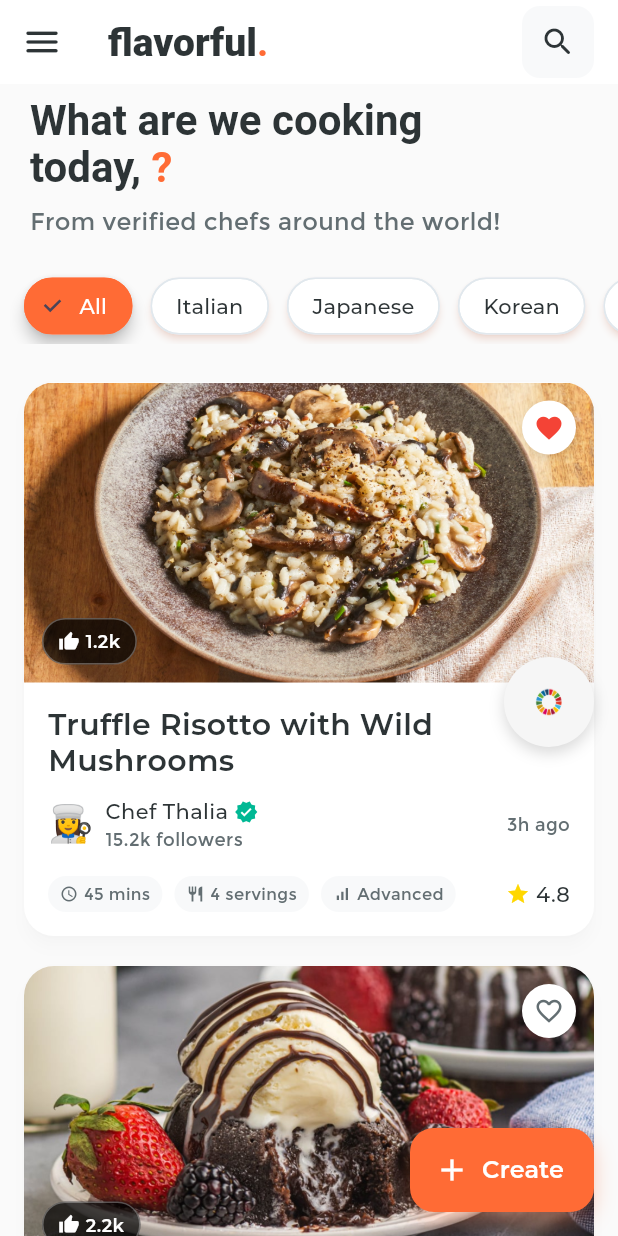
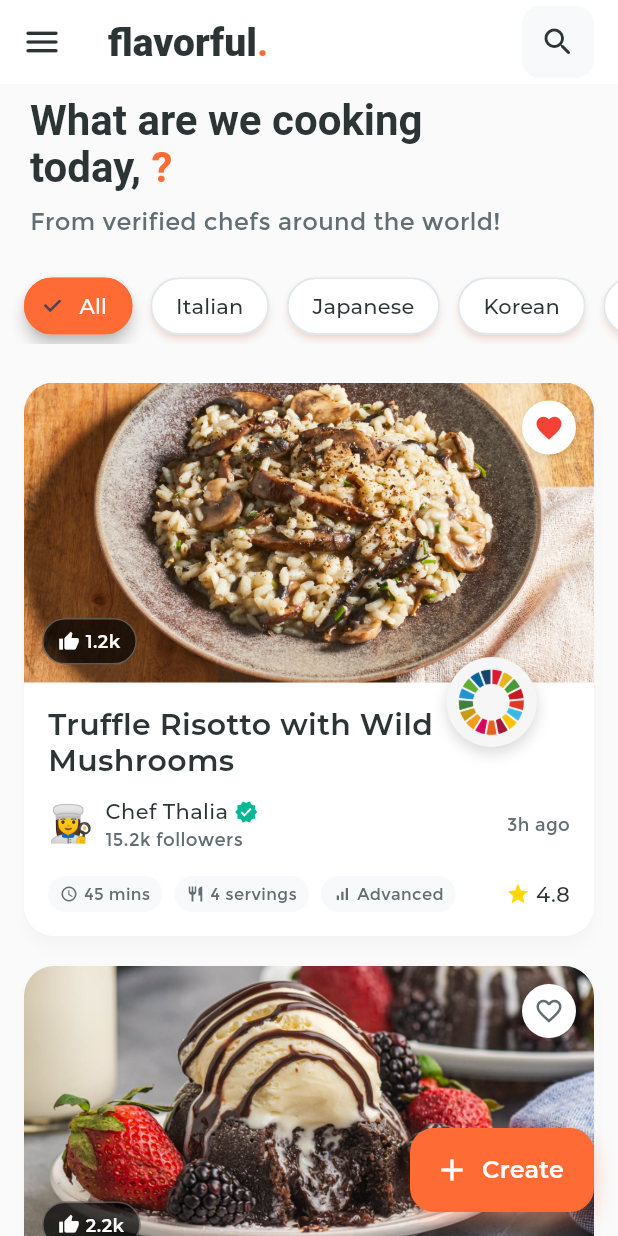
Before and after one commit to ailadonayre/Flavorful-App, a Flutter app: the HomeScreen screen opened directly, after a tap on the "menu" icon, on a phone screen of 412 x 824 dp. Run offline on Flutter 3.47's test engine with Material 3 defaults, Android fonts, the phone set to English and light mode, and no system bars; our stand-ins replace cloud_firestore, firebase_auth, firebase_core, flutter_dotenv, shared_preferences; accounts and stored records are empty; project files that could hold a hidden picture were left out.

Commit message:
Update UI Design

```diff
--- a/lib/screens/auth/register_screen.dart
+++ b/lib/screens/auth/register_screen.dart
@@ -2,7 +2,6 @@ import 'package:flutter/material.dart';
 import '../../config/app_theme.dart';
 import '../../services/auth_service.dart';
 import '../../helpers/validators.dart';
-import '../home_screen.dart';
 import 'login_screen.dart';
 
 class RegisterScreen extends StatefulWidget {
@@ -244,7 +243,7 @@ class _RegisterScreenState extends State<RegisterScreen> {
           TextButton(
             onPressed: () {
               Navigator.of(context).pop();
-              _navigateToLogin(); // Changed from _navigateToHome
+              _navigateToLogin();
             },
             child: Text(
               'Continue to Login',
--- a/lib/screens/home_screen.dart
+++ b/lib/screens/home_screen.dart
@@ -287,7 +287,8 @@ class HomeScreenState extends State<HomeScreen> with TickerProviderStateMixin {
                     ),
                     const TextSpan(
                       text: '?',
-                      style: TextStyle(color: AppColors.primary),
+                      style: TextStyle(color: AppColors.primary,
+                      fontWeight: FontWeight.w700,),
                     ),
                   ],
                 ),
--- a/lib/widgets/assistive_touch.dart
+++ b/lib/widgets/assistive_touch.dart
@@ -3,8 +3,6 @@ import 'package:shared_preferences/shared_preferences.dart';
 import '../config/app_theme.dart';
 import 'sdg_popup.dart';
 
-/// AssistiveTouch-like floating button that can be dragged vertically
-/// along the right edge of the screen. Persists position using SharedPreferences.
 class AssistiveTouch extends StatefulWidget {
   const AssistiveTouch({Key? key}) : super(key: key);
 
@@ -13,11 +11,13 @@ class AssistiveTouch extends StatefulWidget {
 }
 
 class _AssistiveTouchState extends State<AssistiveTouch> {
-  static const String _positionKey = 'assistive_touch_offset';
+  static const String _positionXKey = 'assistive_touch_x';
+  static const String _positionYKey = 'assistive_touch_y';
   static const double _buttonSize = 60.0;
-  static const double _rightOffset = 16.0;
+  static const double _edgePadding = 2.0;
 
-  double _verticalPosition = 0.5; // Fraction of screen height (0.0 to 1.0)
+  double _xPosition = 0.85;
+  double _yPosition = 0.5;
   bool _isPressed = false;
 
   @override
@@ -26,24 +26,25 @@ class _AssistiveTouchState extends State<AssistiveTouch> {
     _loadPosition();
   }
 
-  /// Load saved vertical position from SharedPreferences
   Future<void> _loadPosition() async {
     final prefs = await SharedPreferences.getInstance();
-    final savedPosition = prefs.getDouble(_positionKey);
-    if (savedPosition != null && mounted) {
+    final savedX = prefs.getDouble(_positionXKey);
+    final savedY = prefs.getDouble(_positionYKey);
+
+    if (savedX != null && savedY != null && mounted) {
       setState(() {
-        _verticalPosition = savedPosition;
+        _xPosition = savedX;
+        _yPosition = savedY;
       });
     }
   }
 
-  /// Save vertical position to SharedPreferences
-  Future<void> _savePosition(double position) async {
+  Future<void> _savePosition() async {
     final prefs = await SharedPreferences.getInstance();
-    await prefs.setDouble(_positionKey, position);
+    await prefs.setDouble(_positionXKey, _xPosition);
+    await prefs.setDouble(_positionYKey, _yPosition);
   }
 
-  /// Show the SDG popup when button is tapped
   void _showSDGPopup() {
     showDialog(
       context: context,
@@ -52,19 +53,31 @@ class _AssistiveTouchState extends State<AssistiveTouch> {
     );
   }
 
+  void _snapToEdge() {
+    setState(() {
+      if (_xPosition < 0.5) {
+        _xPosition = 0.0;
+      } else {
+        _xPosition = 1.0;
+      }
+    });
+    _savePosition();
+  }
+
   @override
   Widget build(BuildContext context) {
-    final screenHeight = MediaQuery.of(context).size.height;
-    final safeAreaTop = MediaQuery.of(context).padding.top;
-    final safeAreaBottom = MediaQuery.of(context).padding.bottom;
-    final availableHeight = screenHeight - safeAreaTop - safeAreaBottom - _buttonSize;
+    final size = MediaQuery.of(context).size;
+    final padding = MediaQuery.of(context).padding;
 
-    // Calculate actual top position based on fraction
-    final topPosition = safeAreaTop + (_verticalPosition * availableHeight);
+    final availableWidth = size.width - _buttonSize - (_edgePadding * 2);
+    final availableHeight = size.height - padding.top - padding.bottom - _buttonSize - (_edgePadding * 2);
+
+    final left = _edgePadding + (_xPosition * availableWidth);
+    final top = padding.top + _edgePadding + (_yPosition * availableHeight);
 
     return Positioned(
-      right: _rightOffset,
-      top: topPosition,
+      left: left,
+      top: top,
       child: GestureDetector(
         onTap: _showSDGPopup,
         onPanStart: (_) {
@@ -74,21 +87,35 @@ class _AssistiveTouchState extends State<AssistiveTouch> {
         },
         onPanUpdate: (details) {
           setState(() {
-            // Calculate new position as fraction
-            final newTop = topPosition + details.delta.dy;
-            final clampedTop = newTop.clamp(safeAreaTop, screenHeight - safeAreaBottom - _buttonSize);
-            _verticalPosition = (clampedTop - safeAreaTop) / availableHeight;
+            final newLeft = left + details.delta.dx;
+            final newTop = top + details.delta.dy;
+
+            final clampedLeft = newLeft.clamp(
+              _edgePadding,
+              size.width - _buttonSize - _edgePadding,
+            );
+            final clampedTop = newTop.clamp(
+              padding.top + _edgePadding,
+              size.height - padding.bottom - _buttonSize - _edgePadding,
+            );
+
+            _xPosition = (clampedLeft - _edgePadding) / availableWidth;
+            _yPosition = (clampedTop - padding.top - _edgePadding) / availableHeight;
           });
         },
         onPanEnd: (_) {
           setState(() {
             _isPressed = false;
           });
-          _savePosition(_verticalPosition);
+          _snapToEdge();
         },
         child: AnimatedScale(
           scale: _isPressed ? 1.1 : 1.0,
           duration: const Duration(milliseconds: 150),
+          child: AnimatedSlide(
+            offset: Offset.zero,
+            duration: const Duration(milliseconds: 200),
+            curve: Curves.easeOut,
             child: Semantics(
               label: 'SDG Information Button',
               hint: 'Double tap to view SDG information',
@@ -97,31 +124,31 @@ class _AssistiveTouchState extends State<AssistiveTouch> {
                 width: _buttonSize,
                 height: _buttonSize,
                 decoration: BoxDecoration(
-                color: const Color(0xFFF6F6F6), // Off-white / very light grey
+                  color: const Color(0xFFF6F6F6),
                   shape: BoxShape.circle,
                   boxShadow: [
                     BoxShadow(
-                    color: Colors.black.withOpacity(0.15),
-                    blurRadius: 8,
-                    offset: const Offset(0, 4),
+                      color: Colors.black.withOpacity(_isPressed ? 0.25 : 0.15),
+                      blurRadius: _isPressed ? 12 : 8,
+                      offset: Offset(0, _isPressed ? 6 : 4),
                     ),
                   ],
                 ),
-              child: Center(
+                child: Padding(
+                  padding: EdgeInsets.all(4.0),
                   child: Image.asset(
                     'assets/img/sdg_logo.png',
-                  width: 36,
-                  height: 36,
-                  fit: BoxFit.contain,
+                    fit: BoxFit.cover,
                     errorBuilder: (context, error, stackTrace) {
-                    // Fallback if asset is missing
-                    return const Text(
+                      return const Center(
+                        child: Text(
                           'SDG',
                           style: TextStyle(
                             fontFamily: AppTheme.fontFamily,
                             fontSize: 14,
                             fontWeight: FontWeight.w600,
                             color: AppColors.primary,
+                          ),
                         ),
                       );
                     },
@@ -131,6 +158,7 @@ class _AssistiveTouchState extends State<AssistiveTouch> {
             ),
           ),
         ),
+      ),
     );
   }
 }
--- a/lib/widgets/sdg_popup.dart
+++ b/lib/widgets/sdg_popup.dart
@@ -33,8 +33,8 @@ class SDGPopup extends StatelessWidget {
                 children: [
                   Image.asset(
                     'assets/img/sdg_logo.png',
-                    width: 32,
-                    height: 32,
+                    width: 50,
+                    height: 50,
                     errorBuilder: (context, error, stackTrace) {
                       return Container(
                         width: 32,
```
Lines whose indentation alone changed are shown as unchanged.
